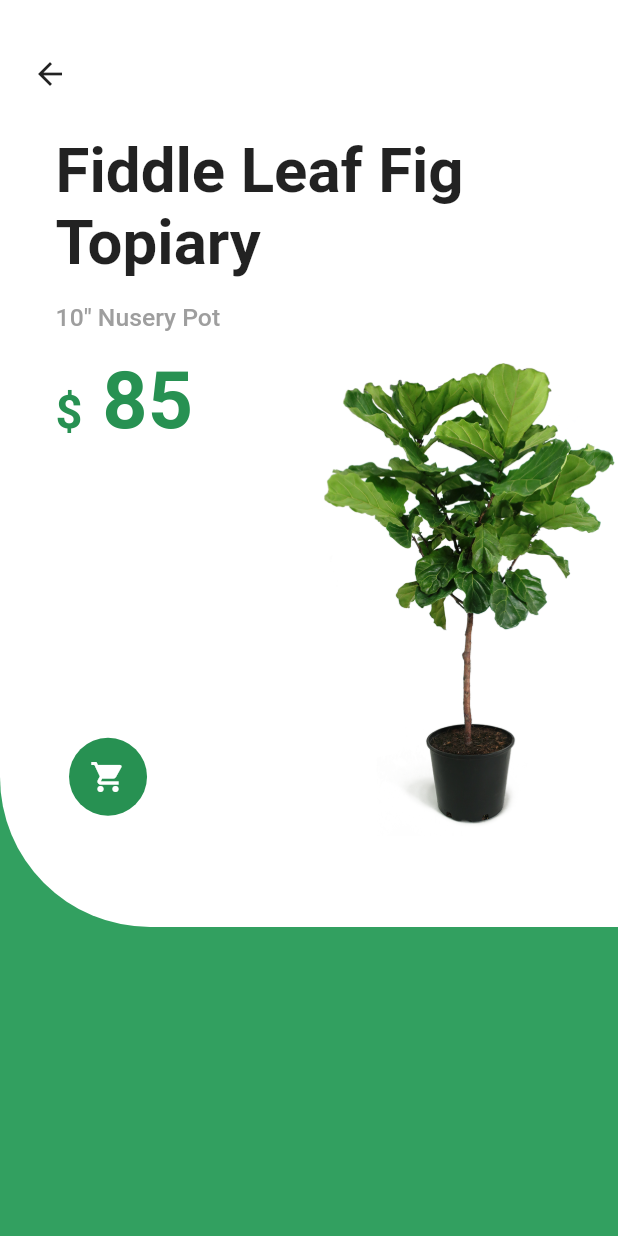
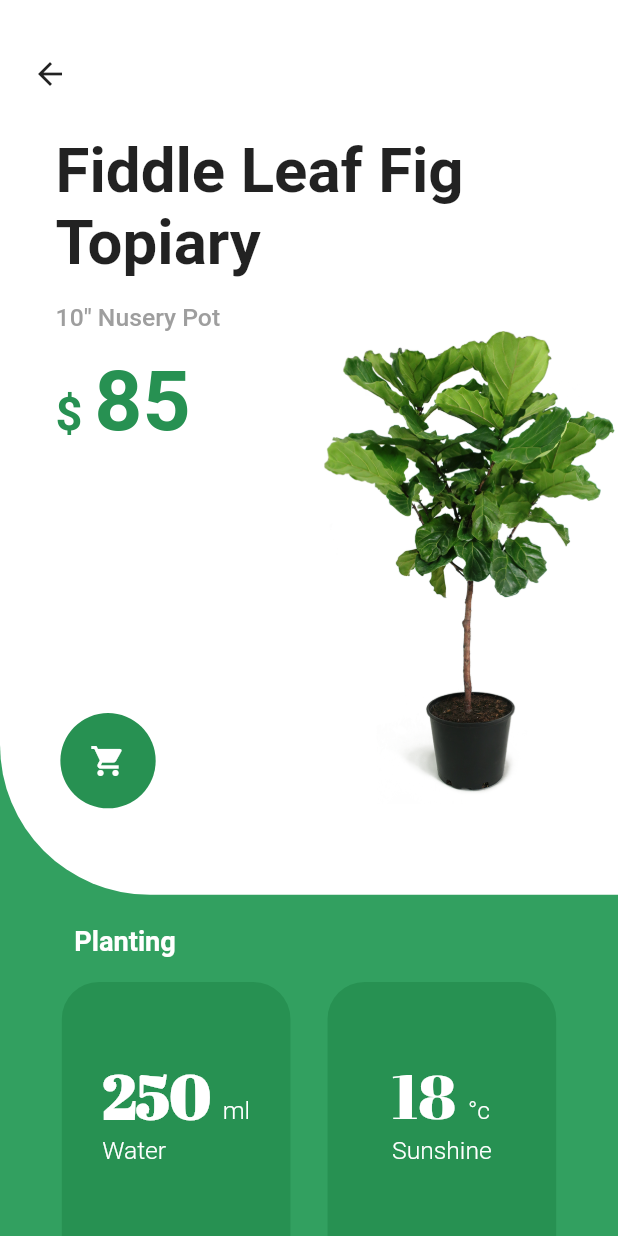
Before and after one commit to John-Dormevil/design_training_flutter, a Flutter app: the screen it shows after launch, on a phone screen of 412 x 824 dp. Run offline on Flutter 3.47's test engine with Material 2 defaults, Android fonts, the phone set to English and light mode, and no system bars; our stand-ins replace google_fonts.

Commit message:
implement first page

```diff
--- a/lib/pages/responsive_greenery_app/responsive_greenery.dart
+++ b/lib/pages/responsive_greenery_app/responsive_greenery.dart
@@ -2,11 +2,13 @@ import 'dart:ui';
 
 import 'package:design_training/pages/greenery_app_design/example.dart';
 import 'package:flutter/material.dart';
+import 'package:google_fonts/google_fonts.dart';
 
 var colorGreen = Color(0xFF32A060);
 var colorDarkGreen = Color(0xFF279152);
 var screenWidth;
 var screenHeight;
+var textNumberStyle = GoogleFonts.abrilFatface();
 
 class ResponsiveGreeneryApp extends StatelessWidget {
   double sh(double factor) {
@@ -27,9 +29,10 @@ class ResponsiveGreeneryApp extends StatelessWidget {
           color: colorGreen,
           height: screenHeight,
           child: Column(
+            crossAxisAlignment: CrossAxisAlignment.start,
             children: <Widget>[
               Container(
-                height: sh(0.75),
+                height: sh(0.724),
                 width: screenWidth,
                 decoration: BoxDecoration(
                   color: Colors.white,
@@ -75,19 +78,19 @@ class ResponsiveGreeneryApp extends StatelessWidget {
                           ),
                           Container(
                             width: sw(.6),
-                            margin: EdgeInsets.fromLTRB(0, sh(0.018), 0, 0),
+                            margin: EdgeInsets.fromLTRB(0, sh(0.016), 0, 0),
                             child: RichText(
                               text: TextSpan(
                                 style: TextStyle(
                                     color: darkGreenColor,
                                     fontWeight: FontWeight.bold,
-                                    fontSize: sh(.064)),
+                                    fontSize: sh(.068)),
                                 children: [
                                   TextSpan(
-                                    text: "\$",
+                                    text: "\$ ",
                                     style: TextStyle(fontSize: sh(.038)),
                                   ),
-                                  TextSpan(text: " 85"),
+                                  TextSpan(text: "85"),
                                 ],
                               ),
                             ),
@@ -96,10 +99,10 @@ class ResponsiveGreeneryApp extends StatelessWidget {
                       ),
                     ),
                     Positioned(
-                      bottom: sh(.09),
+                      bottom: sh(.07),
                       left: sw(.068),
                       child: FlatButton(
-                        padding: EdgeInsets.all(sw(.034)),
+                        padding: EdgeInsets.all(sw(.048)),
                         color: darkGreenColor,
                         shape: CircleBorder(),
                         onPressed: () {},
@@ -119,6 +122,114 @@ class ResponsiveGreeneryApp extends StatelessWidget {
                   ],
                 ),
               ),
+              Container(
+                margin: EdgeInsets.fromLTRB(sw(.12), sw(.05), sw(0), sw(.04)),
+                child: Text(
+                  "Planting",
+                  style: TextStyle(
+                    color: Colors.white,
+                    fontSize: sh(.022),
+                    fontWeight: FontWeight.bold,
+                  ),
+                ),
+              ),
+              Expanded(
+                child: Row(
+                  children: <Widget>[
+                    SizedBox(
+                      width: sw(.1),
+                    ),
+                    Expanded(
+                      child: Container(
+                        height: double.infinity,
+                        decoration: BoxDecoration(
+                          color: darkGreenColor,
+                          borderRadius: BorderRadius.only(
+                            topLeft: Radius.circular(sw(.06)),
+                            topRight: Radius.circular(sw(.06)),
+                          ),
+                        ),
+                        child: Center(
+                          child: RichText(
+                            text: TextSpan(
+                              style: TextStyle(
+                                fontWeight: FontWeight.bold,
+                                fontSize: sh(.05),
+                              ),
+                              children: [
+                                TextSpan(
+                                  text: "250",
+                                  style: textNumberStyle,
+                                ),
+                                TextSpan(
+                                  text: "  ml",
+                                  style: TextStyle(
+                                    fontSize: sh(.02),
+                                    fontWeight: FontWeight.w300,
+                                  ),
+                                ),
+                                TextSpan(
+                                  text: "\nWater",
+                                  style: TextStyle(
+                                    fontSize: sh(.02),
+                                    fontWeight: FontWeight.w300,
+                                  ),
+                                ),
+                              ],
+                            ),
+                          ),
+                        ),
+                      ),
+                    ),
+                    SizedBox(
+                      width: sw(.06),
+                    ),
+                    Expanded(
+                      child: Container(
+                        height: double.infinity,
+                        decoration: BoxDecoration(
+                          color: darkGreenColor,
+                          borderRadius: BorderRadius.only(
+                            topLeft: Radius.circular(sw(.06)),
+                            topRight: Radius.circular(sw(.06)),
+                          ),
+                        ),
+                        child: Center(
+                          child: RichText(
+                            textAlign: TextAlign.left,
+                            text: TextSpan(
+                              style: TextStyle(fontSize: sh(.05)),
+                              children: [
+                                TextSpan(
+                                  text: "18",
+                                  style: textNumberStyle,
+                                ),
+                                TextSpan(
+                                  text: "  °c",
+                                  style: TextStyle(
+                                    fontSize: sh(.02),
+                                    fontWeight: FontWeight.w300,
+                                  ),
+                                ),
+                                TextSpan(
+                                  text: "\nSunshine",
+                                  style: TextStyle(
+                                    fontSize: sh(.02),
+                                    fontWeight: FontWeight.w300,
+                                  ),
+                                )
+                              ],
+                            ),
+                          ),
+                        ),
+                      ),
+                    ),
+                    SizedBox(
+                      width: sw(.1),
+                    ),
+                  ],
+                ),
+              )
             ],
           ),
         ),
```
Also changed, not shown: pubspec.yaml (+4 -3 lines), pubspec.lock.
